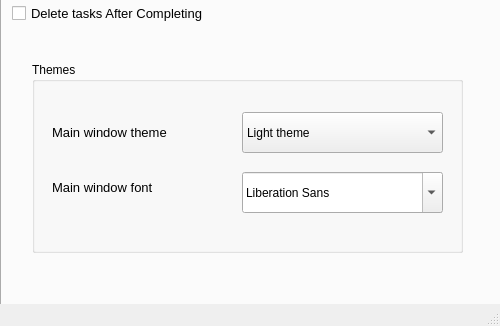
Above: App/SettingWindow.ui from BadrGello/Task-Management-App before the change; both pictures show x 0 to 500 and y 174 to 500 of the 500 by 500 pixel window. Below: the same form after it.
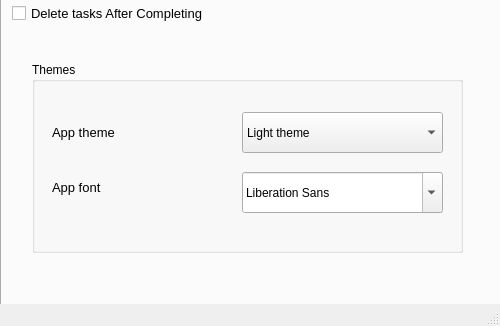
That is the form after the change.

Commit message: Added App Font Support

What changed in the file:
```diff
--- a/App/SettingWindow.ui
+++ b/App/SettingWindow.ui
@@ -180,7 +180,7 @@
         </font>
        </property>
        <property name="text">
-        <string>Main window theme</string>
+        <string>App theme</string>
        </property>
       </widget>
       <widget class="QLabel" name="MainWinFontLB">
@@ -198,7 +198,7 @@
         </font>
        </property>
        <property name="text">
-        <string>Main window font</string>
+        <string>App font</string>
        </property>
       </widget>
      </widget>
```
Left out of the diff: 4 changed lines with no effect on the pictures. The commit also changes 2 other files.
